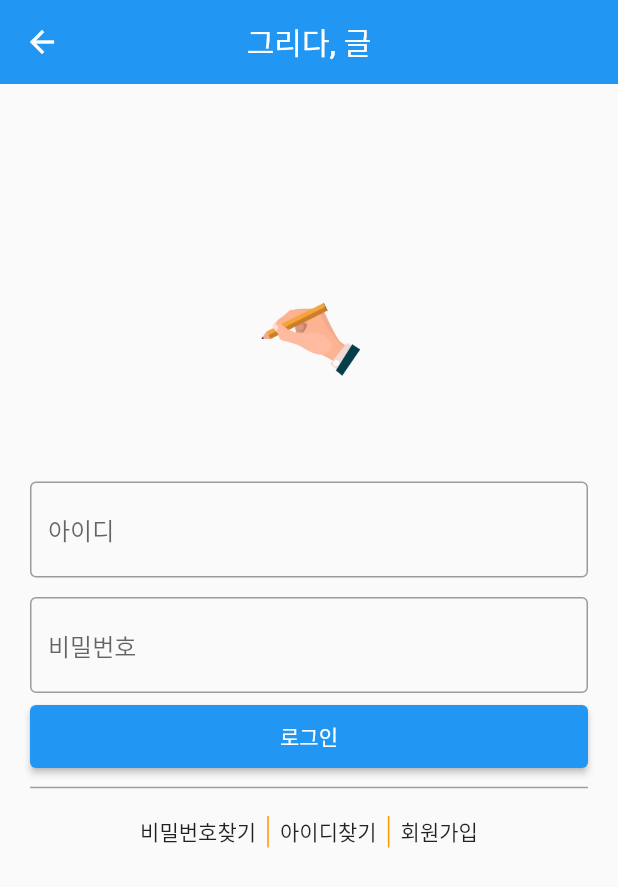
After one commit to LeeJiH-yun/flutter_ljh, a Flutter app: the screen it shows after launch, item 3 of the bottom bar chosen, after a tap on "향고래", on a phone screen of 412 x 824 dp. The commit adds this screen. Shown: the top 887 px of the screen. Run offline on Flutter 3.47's test engine with Material 2 defaults, Android fonts, the phone set to English and light mode, and no system bars; our stand-ins replace table_calendar.

Commit message:
로그인화면 개발 탭 정리

```diff
--- a/lib/pages/calendar.dart
+++ b/lib/pages/calendar.dart
@@ -33,9 +33,9 @@ class _CalendarState extends State<Calendar> {
   Widget build(BuildContext context) {
     return Scaffold(
         appBar: AppBar (
-            title: Text("그리다, 글"),
-            centerTitle: true,
-            elevation: 0, //그림자 없애주기
+          title: Text("그리다, 글"),
+          centerTitle: true,
+          elevation: 0, //그림자 없애주기
         ),
         body: SingleChildScrollView( //overflow 오류가 나서 추가함
         scrollDirection: Axis.vertical,
--- /dev/null
+++ b/lib/pages/loginPage.dart
@@ -0,0 +1,123 @@
+import 'package:flutter/material.dart';
+
+class loginPage extends StatefulWidget {
+  @override
+  _loginState createState() => _loginState();
+}
+
+class _loginState extends State<loginPage> {
+  final _formKey = GlobalKey<FormState>();
+  String _inputId = '', _inputPw = '';
+
+  @override
+  Widget build(BuildContext context) {
+    return Scaffold(
+      appBar: AppBar (
+        title: Text("그리다, 글"),
+        centerTitle: true,
+        elevation: 0, //그림자 없애주기
+      ),
+      body: SingleChildScrollView(
+        scrollDirection: Axis.vertical,
+        padding: EdgeInsets.fromLTRB(20, 120, 20, 120),
+        child: Form(
+          key: _formKey,
+          child: Column(
+            children: <Widget>[
+              Container(//앱 메인 이미지
+                child: Image.asset('asset/images/logo.png', width: 100, height: 100, fit: BoxFit.fill),
+              ),
+              SizedBox(height: 45.0), //사이 공백
+              TextFormField( //값을 입력받을 수 있는 폼
+                keyboardType: TextInputType.text,
+                onSaved: (value) {
+                  setState(() {
+                    _inputId = value as String;
+                  });
+                },
+                validator: (value) {
+                  if (value == null || value.isEmpty) {
+                    return "아이디는 필수입니다.";
+                  }
+                  return null;
+                },
+                decoration: InputDecoration(
+                  hintText: "아이디",
+                  border: OutlineInputBorder()
+                ),
+              ),
+              SizedBox(height: 13.0), //사이 공백
+              TextFormField(
+                keyboardType: TextInputType.visiblePassword,
+                obscureText: true, //비밀번호 별표 처리하기
+                onSaved: (value) {
+                  setState(() {
+                    _inputPw = value as String;
+                  });
+                },
+                validator: (value) {
+                  if (value == null || value.isEmpty) {
+                    return "비밀번호는 필수입니다.";
+                  }
+                  return null;
+                },
+                decoration: InputDecoration(
+                  hintText: "비밀번호",
+                  border: OutlineInputBorder()
+                ),
+              ),
+              Container(
+                height: 50,
+                width: double.infinity,
+                padding: const EdgeInsets.only(top: 8.0),
+                child: ElevatedButton(
+                  onPressed: () => {
+                    //if (_formKey.currentState!.validate()) {
+                    Navigator.pop(context)
+                    //}
+                  },
+                  child: const Text("로그인")
+                ),
+              ),
+              SizedBox(height: 5.0), //사이 공백
+              Divider(
+                thickness: 1,
+                color: Colors.grey,
+              ),
+              SizedBox(height: 11.0), //사이 공백
+              IntrinsicHeight(
+                child:Row(
+                  mainAxisAlignment: MainAxisAlignment.center,
+                  children: [
+                    Container(
+                      child: Text("비밀번호찾기"),
+                    ),
+                    VerticalDivider(
+                      thickness: 1,
+                      color: Colors.orange,
+                    ),
+                    Container(
+                      child: Text("아이디찾기"),
+                    ),
+                    VerticalDivider(
+                      thickness: 1,
+                      color: Colors.orange,
+                    ),
+                    InkWell(
+                      onTap: () {
+                        //Navigator.push(context, MaterialPageRoute(builder: (context) => signUpPage()));
+                      },
+                      child: Container(
+                        child: Text("회원가입"),
+                      ),
+                    )
+                  ],
+                )
+              )
+            ]
+          ),
+        )
+      )
+    );
+  }
+}
--- a/lib/pages/myPage.dart
+++ b/lib/pages/myPage.dart
@@ -1,4 +1,5 @@
 import 'package:flutter/material.dart';
+import 'package:write_jh/pages/loginPage.dart';
 
 class myPage extends StatefulWidget {
   @override
@@ -40,9 +41,16 @@ class _myPageState extends State<myPage> {
               //   child: Image.asset('asset/images/user.png', width: 100, height: 100, fit: BoxFit.fill),
               // ),
               SizedBox(height: 15.0),
-              Container(
-                width: 100,
-                child: Text("향고래", style: TextStyle(fontSize: 20.0, fontWeight: FontWeight.bold),textAlign: TextAlign.center),
+              InkWell(
+                onTap: () {
+                  setState(() {
+                    Navigator.push(context, MaterialPageRoute(builder: (context)=>loginPage()));
+                  });
+                },
+                child: Container(
+                  width: 100,
+                  child: Text("향고래", style: TextStyle(fontSize: 20.0, fontWeight: FontWeight.bold),textAlign: TextAlign.center),
+                ),
               ),
               SizedBox(height: 35.0), //사이 공백
               Container(
--- a/pubspec.yaml
+++ b/pubspec.yaml
@@ -55,6 +55,7 @@ dev_dependencies:
 flutter:
   assets:
     - asset/images/user.png
+    - asset/images/logo.png
   # The following line ensures that the Material Icons font is
   # included with your application, so that you can use the icons in
   # the material Icons class.
```
Also changed, not shown: asset/images/logo.png (added), lib/pages/home.dart (indentation only).
